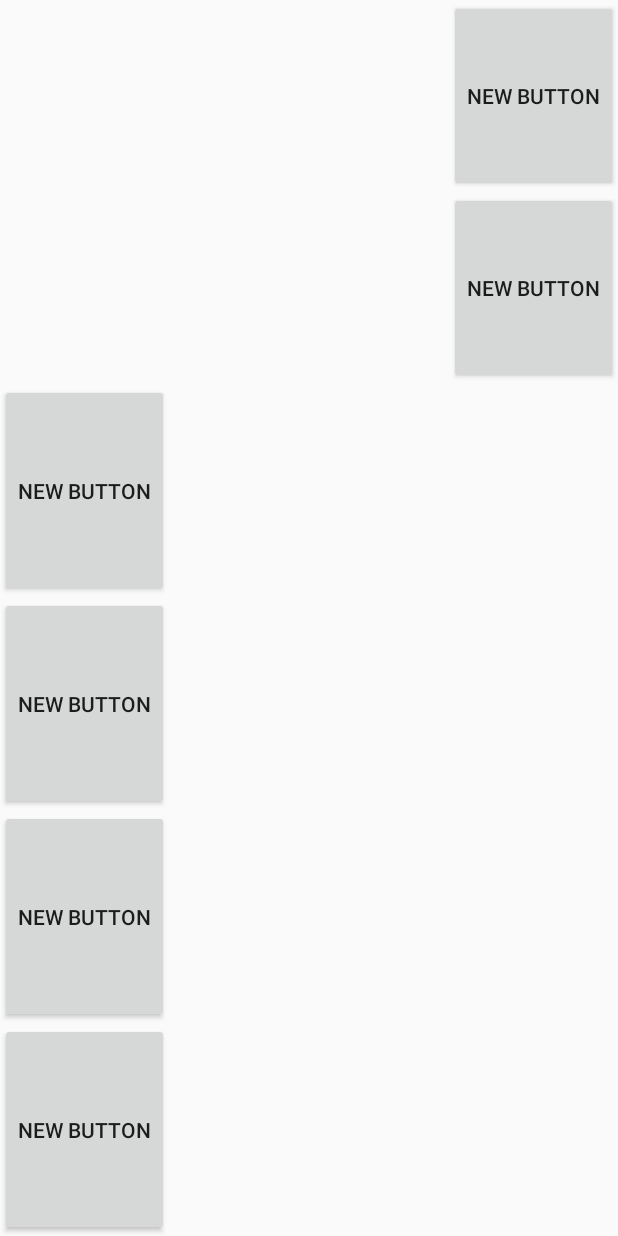
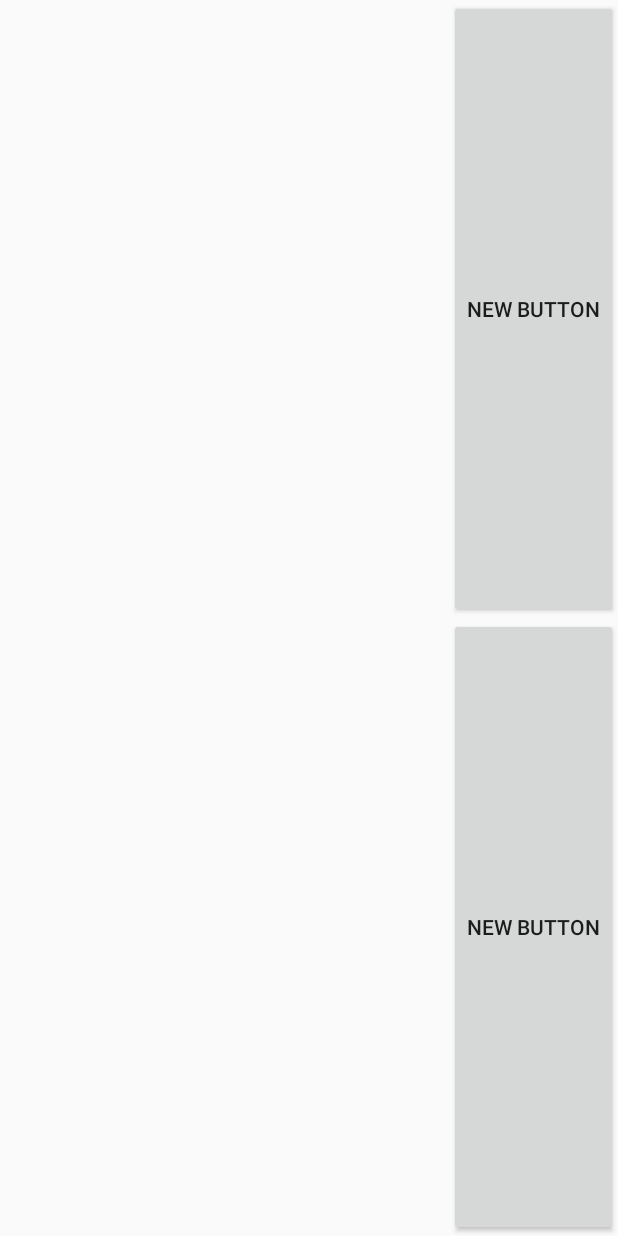
Before and after one commit to ZaferSekerci/QR, an Android app: the screen it shows after launch (MainActivity), on a phone screen of 412 x 824 dp. Run offline under Robolectric (Android 15) with nearby library versions, the phone set to English and light mode, and no system bars.

Commit message:
butonlar gitti

```diff
--- a/app/src/main/res/layout/activity_main.xml
+++ b/app/src/main/res/layout/activity_main.xml
@@ -36,33 +36,5 @@
                 android:layout_gravity="right" />
         </LinearLayout>
 
-        <Button
-            android:layout_width="wrap_content"
-            android:layout_height="wrap_content"
-            android:text="New Button"
-            android:id="@+id/button"
-            android:layout_weight="1" />
-
-        <Button
-            android:layout_width="wrap_content"
-            android:layout_height="wrap_content"
-            android:text="New Button"
-            android:id="@+id/button2"
-            android:layout_weight="1" />
-
-        <Button
-            android:layout_width="wrap_content"
-            android:layout_height="wrap_content"
-            android:text="New Button"
-            android:id="@+id/button3"
-            android:layout_weight="1" />
-
-        <Button
-            android:layout_width="wrap_content"
-            android:layout_height="wrap_content"
-            android:text="New Button"
-            android:id="@+id/button4"
-            android:layout_weight="1" />
-
     </LinearLayout>
 </RelativeLayout>
```
Also changed, not shown: 1 other file.
